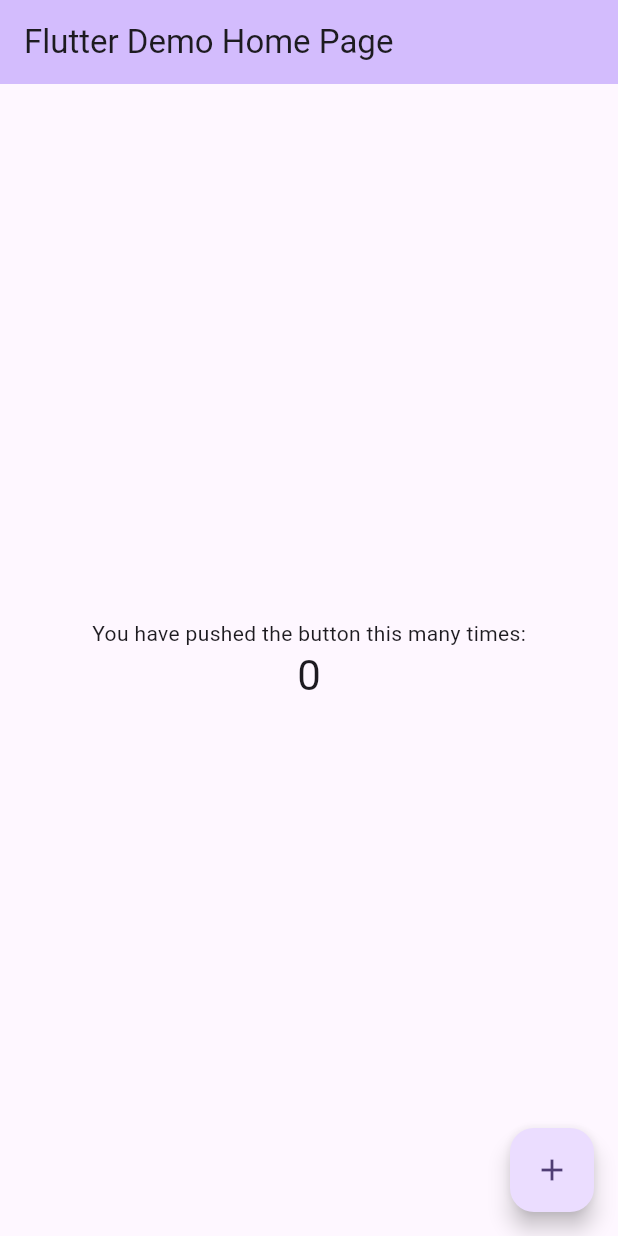
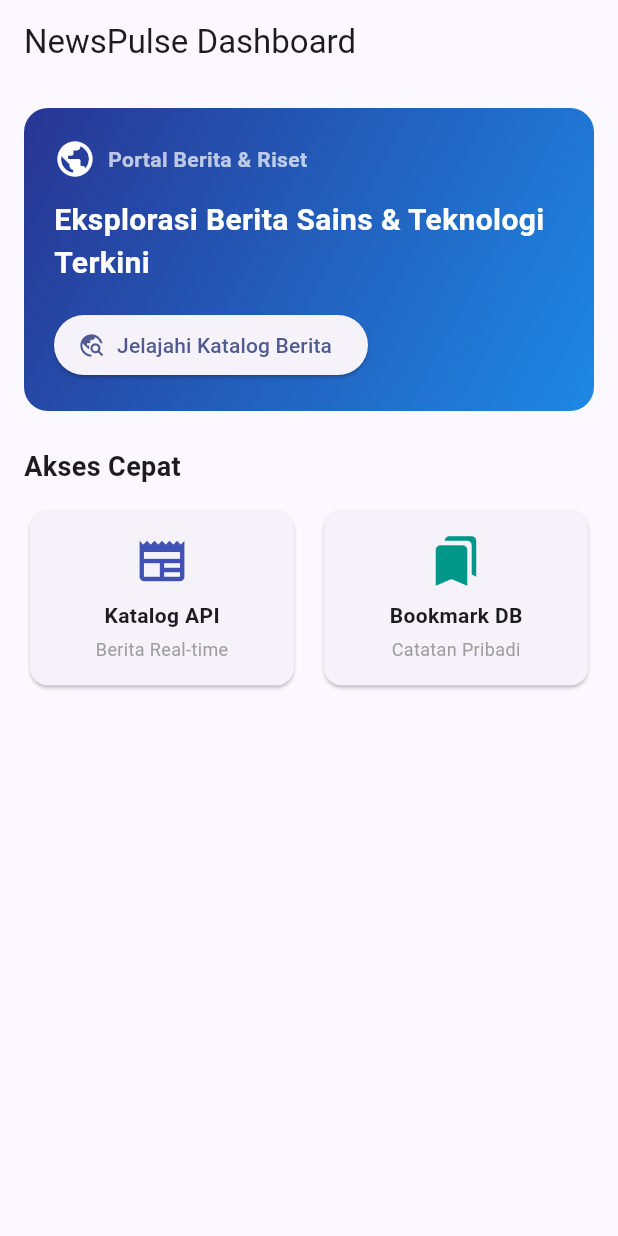
Before and after one commit to padi36933-creator/UTS_2415051109_IKomangSarasusmitaAdiPrayoga, a Flutter app: the screen it shows after launch, on a phone screen of 412 x 824 dp. Run offline on Flutter 3.47's test engine with Material 3 defaults, Android fonts, the phone set to English and light mode, and no system bars.

```diff
--- a/lib/main.dart
+++ b/lib/main.dart
@@ -1,121 +1,26 @@
 import 'package:flutter/material.dart';
+import 'screens/home_screen.dart';
+import 'screens/profile_screen.dart';
 
 void main() {
-  runApp(const MyApp());
+  runApp(const NewsPulseApp());
 }
 
-class MyApp extends StatelessWidget {
-  const MyApp({super.key});
+class NewsPulseApp extends StatelessWidget {
+  const NewsPulseApp({super.key});
 
-  // This widget is the root of your application.
   @override
   Widget build(BuildContext context) {
     return MaterialApp(
-      title: 'Flutter Demo',
+      title: 'NewsPulse UTS',
+      debugShowCheckedModeBanner: false,
       theme: ThemeData(
-        // This is the theme of your application.
-        //
-        // TRY THIS: Try running your application with "flutter run". You'll see
-        // the application has a purple toolbar. Then, without quitting the app,
-        // try changing the seedColor in the colorScheme below to Colors.green
-        // and then invoke "hot reload" (save your changes or press the "hot
-        // reload" button in a Flutter-supported IDE, or press "r" if you used
-        // the command line to start the app).
-        //
-        // Notice that the counter didn't reset back to zero; the application
-        // state is not lost during the reload. To reset the state, use hot
-        // restart instead.
-        //
-        // This works for code too, not just values: Most code changes can be
-        // tested with just a hot reload.
-        colorScheme: .fromSeed(seedColor: Colors.deepPurple),
+        colorScheme: ColorScheme.fromSeed(seedColor: Colors.indigo),
+        useMaterial3: true,
       ),
-      home: const MyHomePage(title: 'Flutter Demo Home Page'),
-    );
-  }
-}
-
-class MyHomePage extends StatefulWidget {
-  const MyHomePage({super.key, required this.title});
-
-  // This widget is the home page of your application. It is stateful, meaning
-  // that it has a State object (defined below) that contains fields that affect
-  // how it looks.
-
-  // This class is the configuration for the state. It holds the values (in this
-  // case the title) provided by the parent (in this case the App widget) and
-  // used by the build method of the State. Fields in a Widget subclass are
-  // always marked "final".
-
-  final String title;
-
-  @override
-  State<MyHomePage> createState() => _MyHomePageState();
-}
-
-class _MyHomePageState extends State<MyHomePage> {
-  int _counter = 0;
-
-  void _incrementCounter() {
-    setState(() {
-      // This call to setState tells the Flutter framework that something has
-      // changed in this State, which causes it to rerun the build method below
-      // so that the display can reflect the updated values. If we changed
-      // _counter without calling setState(), then the build method would not be
-      // called again, and so nothing would appear to happen.
-      _counter++;
-    });
-  }
-
-  @override
-  Widget build(BuildContext context) {
-    // This method is rerun every time setState is called, for instance as done
-    // by the _incrementCounter method above.
-    //
-    // The Flutter framework has been optimized to make rerunning build methods
-    // fast, so that you can just rebuild anything that needs updating rather
-    // than having to individually change instances of widgets.
-    return Scaffold(
-      appBar: AppBar(
-        // TRY THIS: Try changing the color here to a specific color (to
-        // Colors.amber, perhaps?) and trigger a hot reload to see the AppBar
-        // change color while the other colors stay the same.
-        backgroundColor: Theme.of(context).colorScheme.inversePrimary,
-        // Here we take the value from the MyHomePage object that was created by
-        // the App.build method, and use it to set our appbar title.
-        title: Text(widget.title),
-      ),
-      body: Center(
-        // Center is a layout widget. It takes a single child and positions it
-        // in the middle of the parent.
-        child: Column(
-          // Column is also a layout widget. It takes a list of children and
-          // arranges them vertically. By default, it sizes itself to fit its
-          // children horizontally, and tries to be as tall as its parent.
-          //
-          // Column has various properties to control how it sizes itself and
-          // how it positions its children. Here we use mainAxisAlignment to
-          // center the children vertically; the main axis here is the vertical
-          // axis because Columns are vertical (the cross axis would be
-          // horizontal).
-          //
-          // TRY THIS: Invoke "debug painting" (choose the "Toggle Debug Paint"
-          // action in the IDE, or press "p" in the console), to see the
-          // wireframe for each widget.
-          mainAxisAlignment: .center,
-          children: [
-            const Text('You have pushed the button this many times:'),
-            Text(
-              '$_counter',
-              style: Theme.of(context).textTheme.headlineMedium,
-            ),
-          ],
-        ),
-      ),
-      floatingActionButton: FloatingActionButton(
-        onPressed: _incrementCounter,
-        tooltip: 'Increment',
-        child: const Icon(Icons.add),
+      home: HomeScreen(
+        onExploreTap: () {},
+        onSavedTap: () {},
       ),
     );
   }
--- /dev/null
+++ b/lib/screens/home_screen.dart
@@ -0,0 +1,127 @@
+import 'package:flutter/material.dart';
+
+class HomeScreen extends StatelessWidget {
+  final VoidCallback onExploreTap;
+  final VoidCallback onSavedTap;
+
+  const HomeScreen({
+    super.key,
+    required this.onExploreTap,
+    required this.onSavedTap,
+  });
+
+  @override
+  Widget build(BuildContext context) {
+    return Scaffold(
+      appBar: AppBar(
+        title: const Text('NewsPulse Dashboard'),
+        centerTitle: false,
+      ),
+      body: SingleChildScrollView(
+        padding: const EdgeInsets.all(16),
+        child: Column(
+          crossAxisAlignment: CrossAxisAlignment.start,
+          children: [
+            // Banner Headline
+            Container(
+              width: double.infinity,
+              padding: const EdgeInsets.all(20),
+              decoration: BoxDecoration(
+                gradient: LinearGradient(
+                  colors: [Colors.indigo.shade800, Colors.blue.shade600],
+                  begin: Alignment.topLeft,
+                  end: Alignment.bottomRight,
+                ),
+                borderRadius: BorderRadius.circular(16),
+              ),
+              child: Column(
+                crossAxisAlignment: CrossAxisAlignment.start,
+                children: [
+                  const Row(
+                    children: [
+                      Icon(Icons.public, color: Colors.white, size: 28),
+                      SizedBox(width: 8),
+                      Text(
+                        'Portal Berita & Riset',
+                        style: TextStyle(
+                          color: Colors.white70,
+                          fontWeight: FontWeight.w600,
+                        ),
+                      ),
+                    ],
+                  ),
+                  const SizedBox(height: 12),
+                  const Text(
+                    'Eksplorasi Berita Sains & Teknologi Terkini',
+                    style: TextStyle(
+                      color: Colors.white,
+                      fontSize: 20,
+                      fontWeight: FontWeight.bold,
+                    ),
+                  ),
+                  const SizedBox(height: 16),
+                  ElevatedButton.icon(
+                    onPressed: onExploreTap,
+                    icon: const Icon(Icons.travel_explore),
+                    label: const Text('Jelajahi Katalog Berita'),
+                  ),
+                ],
+              ),
+            ),
+            const SizedBox(height: 24),
+            const Text(
+              'Akses Cepat',
+              style: TextStyle(fontSize: 18, fontWeight: FontWeight.bold),
+            ),
+            const SizedBox(height: 12),
+            Row(
+              children: [
+                Expanded(
+                  child: Card(
+                    child: InkWell(
+                      onTap: onExploreTap,
+                      borderRadius: BorderRadius.circular(12),
+                      child: const Padding(
+                        padding: EdgeInsets.all(16),
+                        child: Column(
+                          children: [
+                            Icon(Icons.newspaper, size: 36, color: Colors.indigo),
+                            SizedBox(height: 8),
+                            Text('Katalog API', style: TextStyle(fontWeight: FontWeight.bold)),
+                            SizedBox(height: 4),
+                            Text('Berita Real-time', style: TextStyle(fontSize: 12, color: Colors.grey)),
+                          ],
+                        ),
+                      ),
+                    ),
+                  ),
+                ),
+                const SizedBox(width: 12),
+                Expanded(
+                  child: Card(
+                    child: InkWell(
+                      onTap: onSavedTap,
+                      borderRadius: BorderRadius.circular(12),
+                      child: const Padding(
+                        padding: EdgeInsets.all(16),
+                        child: Column(
+                          children: [
+                            Icon(Icons.bookmarks, size: 36, color: Colors.teal),
+                            SizedBox(height: 8),
+                            Text('Bookmark DB', style: TextStyle(fontWeight: FontWeight.bold)),
+                            SizedBox(height: 4),
+                            Text('Catatan Pribadi', style: TextStyle(fontSize: 12, color: Colors.grey)),
+                          ],
+                        ),
+                      ),
+                    ),
+                  ),
+                ),
+              ],
+            ),
+          ],
+        ),
+      ),
+    );
+  }
+}
```
Also changed, not shown: lib/screens/profile_screen.dart (added, +61 -0 lines).
